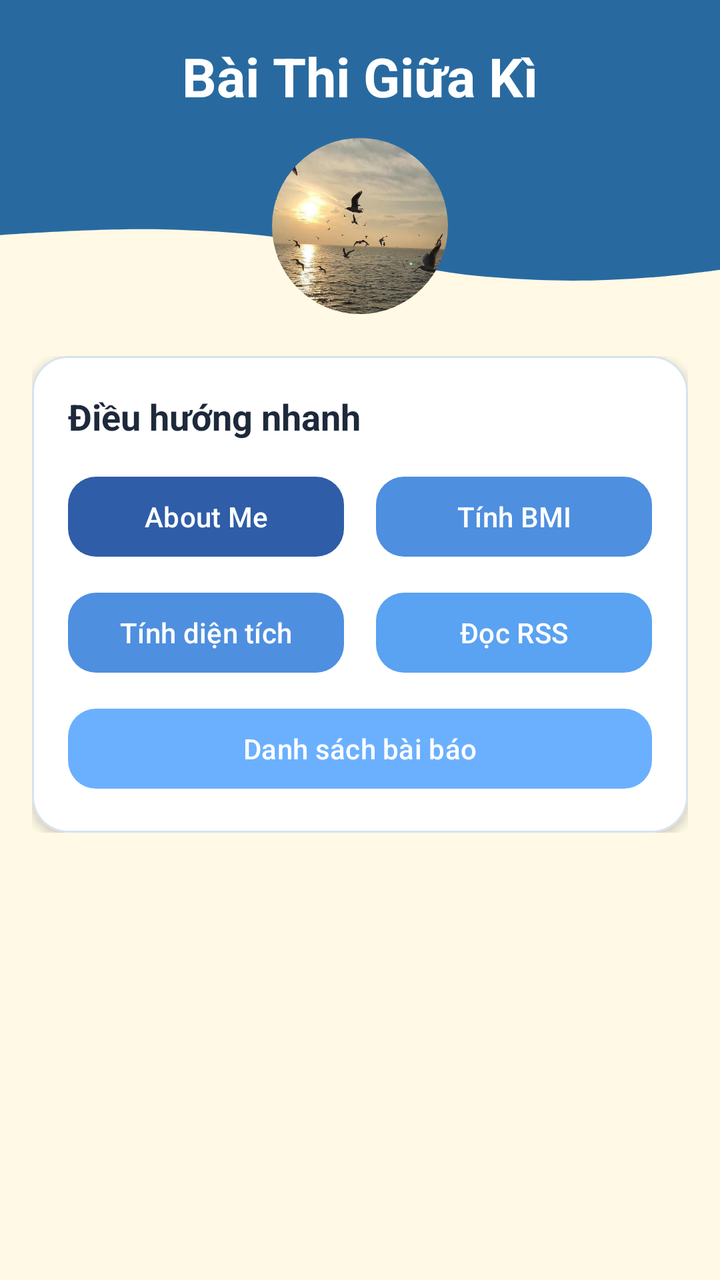
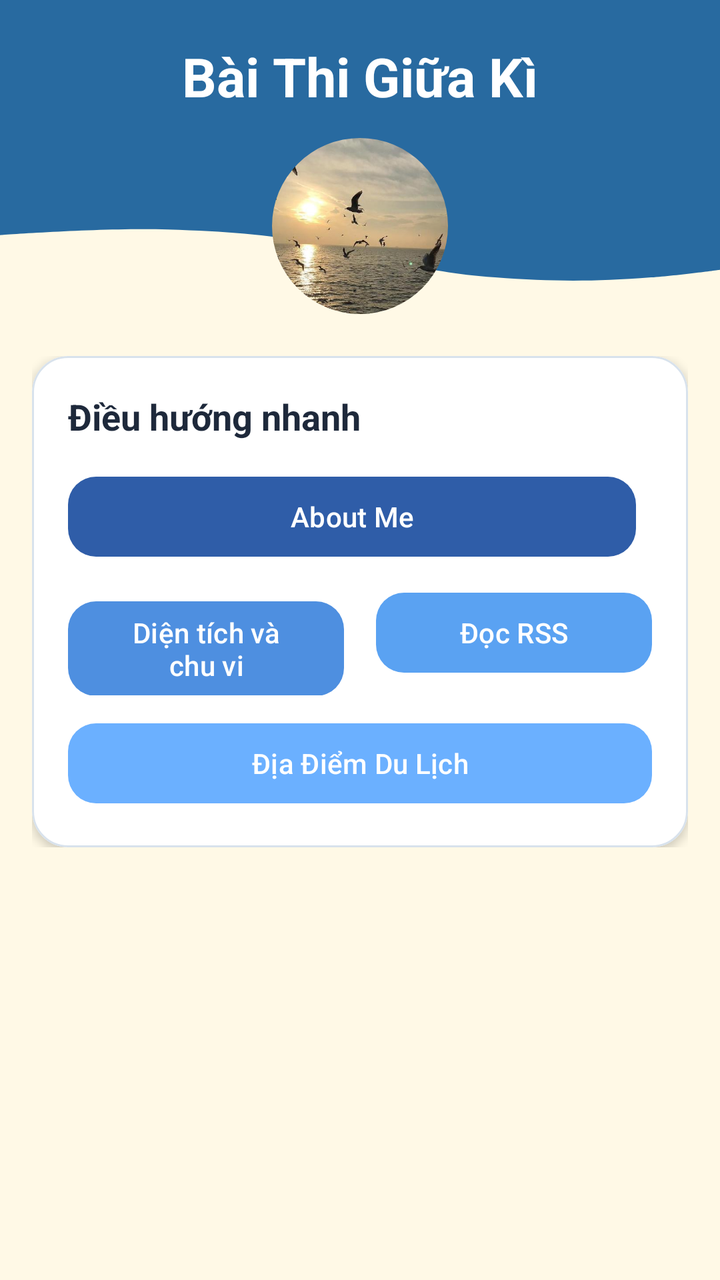

Screens rendered from an Android XML layout before and after an edit, with the pre-edit source and the edit as a unified diff.
<!-- AndroidManifest.xml: application theme Theme.TranMaiNgocDuy65130650Thigk -->
<!-- res/layout/fragment_trang_chu.xml -->
<?xml version="1.0" encoding="utf-8"?>
<androidx.core.widget.NestedScrollView xmlns:android="http://schemas.android.com/apk/res/android"
    xmlns:app="http://schemas.android.com/apk/res-auto"
    xmlns:tools="http://schemas.android.com/tools"
    android:id="@+id/frameLayout"
    android:layout_width="match_parent"
    android:layout_height="match_parent"
    android:background="@color/screen_background"
    android:fillViewport="true"
    tools:context=".TrangChuFragment">

    <LinearLayout
        android:background="@color/fragment_background"
        android:layout_width="match_parent"
        android:layout_height="wrap_content"
        android:orientation="vertical">

        <FrameLayout
            android:layout_width="match_parent"
            android:layout_height="160dp"
            android:background="@drawable/background">

            <TextView
                android:layout_width="match_parent"
                android:layout_height="wrap_content"
                android:layout_gravity="top"
                android:layout_marginTop="20dp"
                android:gravity="center"
                android:text="Bài Thi Giữa Kì"
                android:textColor="@android:color/white"
                android:textSize="27sp"
                android:textStyle="bold" />

            <com.google.android.material.imageview.ShapeableImageView
                android:layout_width="88dp"
                android:layout_height="88dp"
                android:layout_gravity="center"
                android:layout_marginTop="33dp"
                android:scaleType="centerCrop"
                android:src="@drawable/lg"
                app:shapeAppearanceOverlay="@style/circleImage" />
        </FrameLayout>

        <LinearLayout
            android:layout_width="match_parent"
            android:layout_height="wrap_content"
            android:orientation="vertical"
            android:paddingStart="16dp"
            android:paddingTop="18dp"
            android:paddingEnd="16dp"
            android:paddingBottom="24dp">

            <com.google.android.material.card.MaterialCardView
                android:layout_width="match_parent"
                android:layout_height="wrap_content"
                app:cardBackgroundColor="@color/card_background"
                app:cardCornerRadius="18dp"
                app:cardElevation="3dp"
                app:strokeColor="@color/card_stroke"
                app:strokeWidth="1dp">

                <LinearLayout
                    android:layout_width="match_parent"
                    android:layout_height="wrap_content"
                    android:orientation="vertical"
                    android:padding="18dp">

                    <TextView
                        android:layout_width="wrap_content"
                        android:layout_height="wrap_content"
                        android:text="Điều hướng nhanh"
                        android:textColor="@color/text_primary"
                        android:textSize="18sp"
                        android:textStyle="bold" />

                    <LinearLayout
                        android:layout_width="match_parent"
                        android:layout_height="wrap_content"
                        android:layout_marginTop="14dp"
                        android:orientation="horizontal">

                        <com.google.android.material.button.MaterialButton
                            android:id="@+id/btnTrangChuAboutMe"
                            android:layout_width="0dp"
                            android:layout_height="wrap_content"
                            android:layout_marginEnd="8dp"
                            android:layout_weight="1"
                            android:text="About Me"
                            android:textAllCaps="false"
                            android:textColor="@android:color/white"
                            app:backgroundTint="@color/button_blue"
                            app:cornerRadius="14dp" />

                        <com.google.android.material.button.MaterialButton
                            android:id="@+id/btnTrangChuBMI"
                            android:layout_width="0dp"
                            android:layout_height="wrap_content"
                            android:layout_marginStart="8dp"
                            android:layout_weight="1"
                            android:text="Tính BMI"
                            android:textAllCaps="false"
                            android:textColor="@android:color/white"
                            app:backgroundTint="@color/button_blue_light"
                            app:cornerRadius="14dp" />
                    </LinearLayout>

                    <LinearLayout
                        android:layout_width="match_parent"
                        android:layout_height="wrap_content"
                        android:layout_marginTop="10dp"
                        android:orientation="horizontal">

                        <com.google.android.material.button.MaterialButton
                            android:id="@+id/btnTrangChuDienTich"
                            android:layout_width="0dp"
                            android:layout_height="wrap_content"
                            android:layout_marginEnd="8dp"
                            android:layout_weight="1"
                            android:text="Tính diện tích"
                            android:textAllCaps="false"
                            android:textColor="@android:color/white"
                            app:backgroundTint="@color/button_blue_light"
                            app:cornerRadius="14dp" />

                        <com.google.android.material.button.MaterialButton
                            android:id="@+id/btnTrangChuRSS"
                            android:layout_width="0dp"
                            android:layout_height="wrap_content"
                            android:layout_marginStart="8dp"
                            android:layout_weight="1"
                            android:text="Đọc RSS"
                            android:textAllCaps="false"
                            android:textColor="@android:color/white"
                            app:backgroundTint="@color/button_blue_lighter"
                            app:cornerRadius="14dp" />
                    </LinearLayout>

                    <com.google.android.material.button.MaterialButton
                        android:id="@+id/btnTrangChuThuVienAnh"
                        android:layout_width="match_parent"
                        android:layout_height="wrap_content"
                        android:layout_marginTop="10dp"
                        android:text="Danh sách bài báo"
                        android:textAllCaps="false"
                        android:textColor="@android:color/white"
                        app:backgroundTint="@color/button_blue_soft"
                        app:cornerRadius="14dp" />
                </LinearLayout>
            </com.google.android.material.card.MaterialCardView>

        </LinearLayout>
    </LinearLayout>

</androidx.core.widget.NestedScrollView>
<!-- resources referenced by this layout -->
<resources>
  <color name="button_blue">#2F5DA8</color>
  <color name="button_blue_light">#4E8FE0</color>
  <color name="button_blue_lighter">#5AA2F2</color>
  <color name="button_blue_soft">#6BB0FF</color>
  <color name="card_background">#FFFFFFFF</color>
  <color name="card_stroke">#D8E2EC</color>
  <color name="fragment_background">#FFF9E6</color>
  <color name="screen_background">#F4F8FC</color>
  <color name="text_primary">#1E293B</color>
  <!-- drawable background (drawable) -->
  <vector xmlns:android="http://schemas.android.com/apk/res/android"
      android:width="393dp"
      android:height="200dp"
      android:viewportWidth="393"
      android:viewportHeight="627">
      <group>
          <path
              android:fillColor="#286AA0"
              android:pathData="M91.73 449.8C55.9 445.67 0 460.73 0 460.73V0h393v528.6s-22.46 10.92-37.6 14.95c-32.41 8.63-52.78 8.56-85.21 0-43.62-11.5-60.19-41.55-98.75-66.72-27.8-18.14-47.05-23.27-79.7-27.03Z"/>
          <path
              android:pathData="M91.73 449.8C55.9 445.67 0 460.73 0 460.73V0h393v528.6s-22.46 10.92-37.6 14.95c-32.41 8.63-52.78 8.56-85.21 0-43.62-11.5-60.19-41.55-98.75-66.72-27.8-18.14-47.05-23.27-79.7-27.03Z"/>
      </group>
  </vector>
  <!-- drawable lg: jpg bitmap (drawable, 28409 bytes) -->
  <style name="circleImage">
          <item name="cornerFamily">rounded</item>
          <item name="cornerSize">50%</item>
      </style>
  <style name="Theme.TranMaiNgocDuy65130650Thigk" parent="Base.Theme.TranMaiNgocDuy65130650Thigk" />
  <style name="Base.Theme.TranMaiNgocDuy65130650Thigk" parent="Theme.Material3.DayNight.NoActionBar">
          
          
      </style>
</resources>

<!-- the commit's change to res/layout/fragment_trang_chu.xml (unified diff, before → after) -->
@@ -91,17 +91,7 @@
                             app:backgroundTint="@color/button_blue"
                             app:cornerRadius="14dp" />
 
-                        <com.google.android.material.button.MaterialButton
-                            android:id="@+id/btnTrangChuBMI"
-                            android:layout_width="0dp"
-                            android:layout_height="wrap_content"
-                            android:layout_marginStart="8dp"
-                            android:layout_weight="1"
-                            android:text="Tính BMI"
-                            android:textAllCaps="false"
-                            android:textColor="@android:color/white"
-                            app:backgroundTint="@color/button_blue_light"
-                            app:cornerRadius="14dp" />
+
                     </LinearLayout>
 
                     <LinearLayout
@@ -116,7 +106,7 @@
                             android:layout_height="wrap_content"
                             android:layout_marginEnd="8dp"
                             android:layout_weight="1"
-                            android:text="Tính diện tích"
+                            android:text="Diện tích và chu vi"
                             android:textAllCaps="false"
                             android:textColor="@android:color/white"
                             app:backgroundTint="@color/button_blue_light"
@@ -140,7 +130,7 @@
                         android:layout_width="match_parent"
                         android:layout_height="wrap_content"
                         android:layout_marginTop="10dp"
-                        android:text="Danh sách bài báo"
+                        android:text="Địa Điểm Du Lịch"
                         android:textAllCaps="false"
                         android:textColor="@android:color/white"
                         app:backgroundTint="@color/button_blue_soft"
